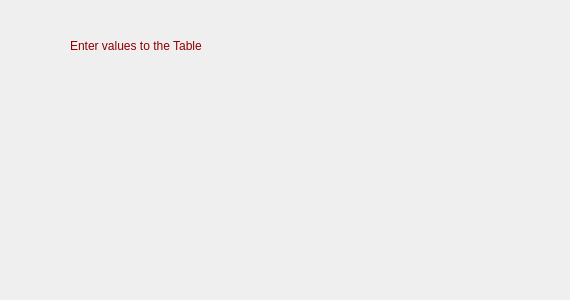
First picture: the form in edai3/enter_value.ui, repository GayatriMunde/PassManager, before the edit.
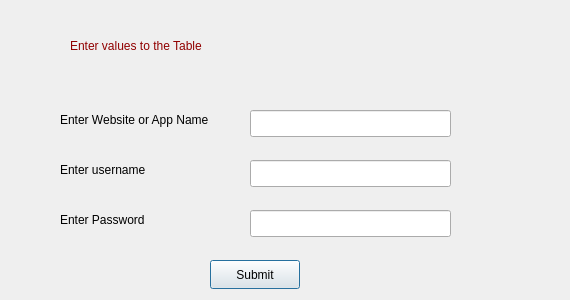
Second picture: the form after the edit.

The edit to the form file:
```diff
--- a/edai3/enter_value.ui
+++ b/edai3/enter_value.ui
@@ -30,6 +30,88 @@
     <string>Enter values to the Table</string>
    </property>
   </widget>
+  <widget class="QLabel" name="label_2">
+   <property name="geometry">
+    <rect>
+     <x>60</x>
+     <y>110</y>
+     <width>171</width>
+     <height>20</height>
+    </rect>
+   </property>
+   <property name="text">
+    <string>Enter Website or App Name</string>
+   </property>
+  </widget>
+  <widget class="QLineEdit" name="webText">
+   <property name="geometry">
+    <rect>
+     <x>250</x>
+     <y>110</y>
+     <width>201</width>
+     <height>27</height>
+    </rect>
+   </property>
+  </widget>
+  <widget class="QLabel" name="label_3">
+   <property name="geometry">
+    <rect>
+     <x>60</x>
+     <y>160</y>
+     <width>171</width>
+     <height>20</height>
+    </rect>
+   </property>
+   <property name="text">
+    <string>Enter username</string>
+   </property>
+  </widget>
+  <widget class="QLineEdit" name="userText">
+   <property name="geometry">
+    <rect>
+     <x>250</x>
+     <y>160</y>
+     <width>201</width>
+     <height>27</height>
+    </rect>
+   </property>
+  </widget>
+  <widget class="QLabel" name="label_4">
+   <property name="geometry">
+    <rect>
+     <x>60</x>
+     <y>210</y>
+     <width>171</width>
+     <height>20</height>
+    </rect>
+   </property>
+   <property name="text">
+    <string>Enter Password</string>
+   </property>
+  </widget>
+  <widget class="QLineEdit" name="passText">
+   <property name="geometry">
+    <rect>
+     <x>250</x>
+     <y>210</y>
+     <width>201</width>
+     <height>27</height>
+    </rect>
+   </property>
+  </widget>
+  <widget class="QPushButton" name="submitBtn">
+   <property name="geometry">
+    <rect>
+     <x>210</x>
+     <y>260</y>
+     <width>90</width>
+     <height>29</height>
+    </rect>
+   </property>
+   <property name="text">
+    <string>Submit</string>
+   </property>
+  </widget>
  </widget>
  <resources/>
  <connections/>
```
